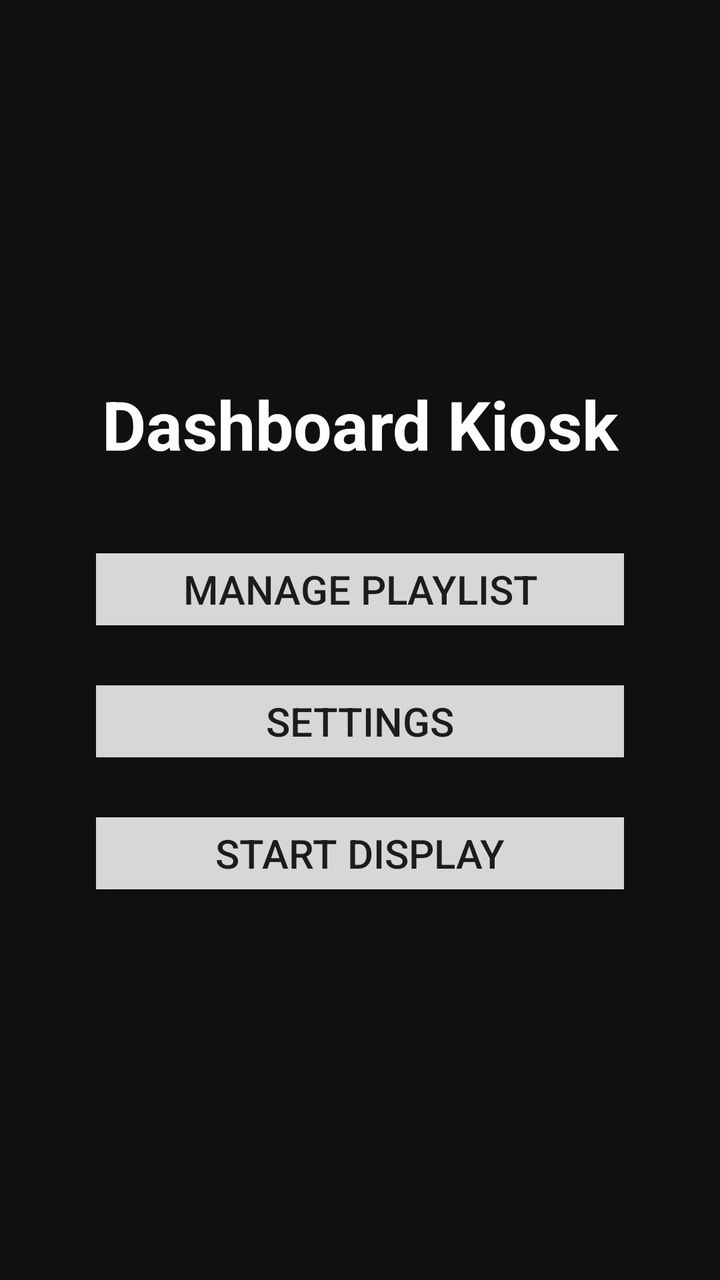
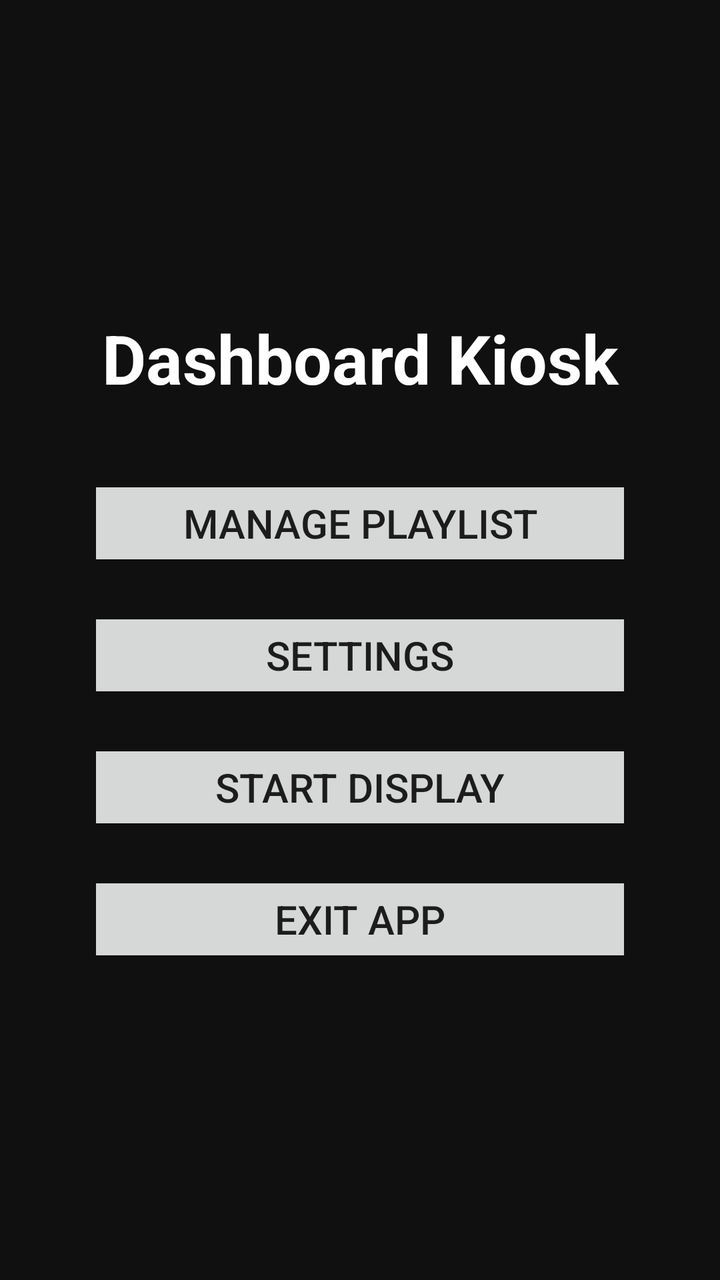

Screens rendered from an Android XML layout before and after an edit, with the pre-edit source and the edit as a unified diff.
<!-- AndroidManifest.xml: application theme Theme.DashboardKioskTV -->
<!-- res/layout/activity_admin_menu.xml -->
<?xml version="1.0" encoding="utf-8"?>
<LinearLayout xmlns:android="http://schemas.android.com/apk/res/android"
    android:id="@+id/adminMenuRoot"
    android:layout_width="match_parent"
    android:layout_height="match_parent"
    android:orientation="vertical"
    android:gravity="center"
    android:padding="48dp"
    android:background="#101010">

    <TextView
        android:layout_width="match_parent"
        android:layout_height="wrap_content"
        android:text="Dashboard Kiosk"
        android:textColor="#FFFFFF"
        android:textSize="34sp"
        android:textStyle="bold"
        android:gravity="center"
        android:paddingBottom="36dp" />

    <Button
        android:id="@+id/managePlaylistButton"
        android:layout_width="420dp"
        android:layout_height="wrap_content"
        android:text="Manage Playlist"
        android:textSize="20sp" />

    <Button
        android:id="@+id/settingsButton"
        android:layout_width="420dp"
        android:layout_height="wrap_content"
        android:layout_marginTop="18dp"
        android:text="Settings"
        android:textSize="20sp" />

    <Button
        android:id="@+id/startDisplayButton"
        android:layout_width="420dp"
        android:layout_height="wrap_content"
        android:layout_marginTop="18dp"
        android:text="Start Display"
        android:textSize="20sp" />

</LinearLayout>
<!-- resources referenced by this layout -->
<resources>
  <style name="Theme.DashboardKioskTV" parent="Theme.MaterialComponents.DayNight.DarkActionBar">
          
          <item name="colorPrimary">@color/purple_500</item>
          <item name="colorPrimaryVariant">@color/purple_700</item>
          <item name="colorOnPrimary">@color/white</item>
          
          <item name="colorSecondary">@color/teal_200</item>
          <item name="colorSecondaryVariant">@color/teal_700</item>
          <item name="colorOnSecondary">@color/black</item>
          
          <item name="android:statusBarColor">?attr/colorPrimaryVariant</item>
          
      </style>
  <color name="purple_500">#FF6200EE</color>
  <color name="purple_700">#FF3700B3</color>
  <color name="white">#FFFFFFFF</color>
  <color name="teal_200">#FF03DAC5</color>
  <color name="teal_700">#FF018786</color>
  <color name="black">#FF000000</color>
</resources>

<!-- the commit's change to res/layout/activity_admin_menu.xml (unified diff, before → after) -->
@@ -41,4 +41,12 @@
         android:text="Start Display"
         android:textSize="20sp" />
 
+    <Button
+        android:id="@+id/exitButton"
+        android:layout_width="420dp"
+        android:layout_height="wrap_content"
+        android:layout_marginTop="18dp"
+        android:text="Exit App"
+        android:textSize="20sp" />
+
 </LinearLayout>
